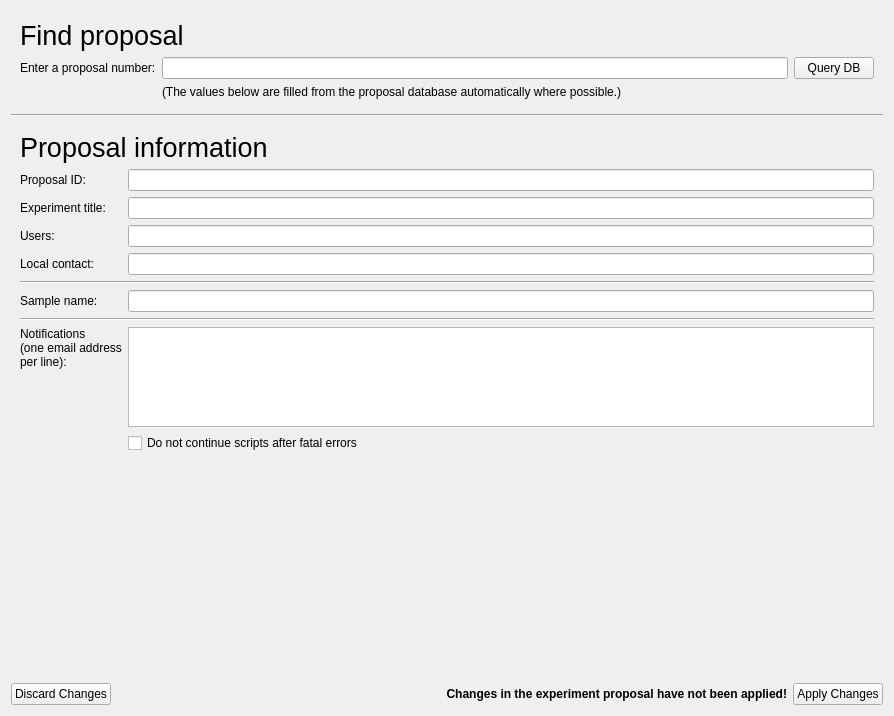
Above: nicos_ess/gui/panels/ui_files/setup_exp.ui from jfkcooper/nicos before the change. Below: the same form after it.
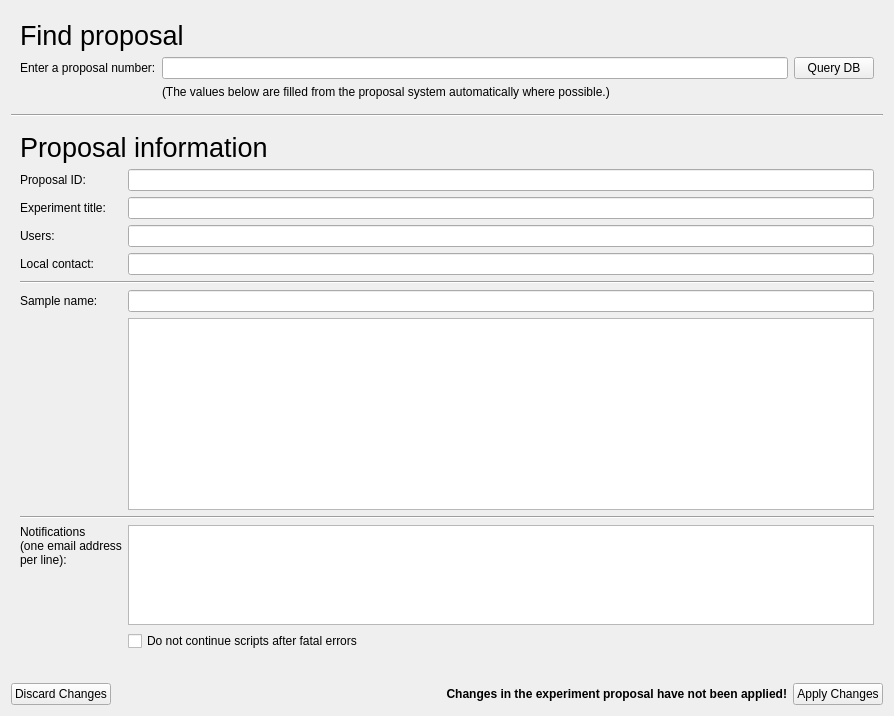
That is the form after the change.

Commit message: Putting the table in for the samples

```diff
--- a/nicos_ess/gui/panels/ui_files/setup_exp.ui
+++ b/nicos_ess/gui/panels/ui_files/setup_exp.ui
@@ -58,7 +58,7 @@
       <item row="2" column="1" colspan="2">
        <widget class="QLabel" name="propdbInfo">
         <property name="text">
-         <string>(The values below are filled from the proposal database automatically where possible.)</string>
+         <string>(The values below are filled from the proposal system automatically where possible.)</string>
         </property>
        </widget>
       </item>
@@ -77,26 +77,6 @@
      <layout class="QVBoxLayout" name="verticalLayout_2">
       <item>
        <layout class="QGridLayout" name="gridLayout">
-        <item row="3" column="1">
-         <widget class="QLineEdit" name="expTitle"/>
-        </item>
-        <item row="8" column="0" colspan="2">
-         <widget class="Line" name="line_3">
-          <property name="orientation">
-           <enum>Qt::Horizontal</enum>
-          </property>
-         </widget>
-        </item>
-        <item row="7" column="1">
-         <widget class="QLineEdit" name="sampleName"/>
-        </item>
-        <item row="10" column="1">
-         <widget class="QCheckBox" name="errorAbortBox">
-          <property name="text">
-           <string>Do not continue scripts after fatal errors</string>
-          </property>
-         </widget>
-        </item>
         <item row="7" column="0">
          <widget class="QLabel" name="sampleLabel">
           <property name="text">
@@ -104,34 +84,51 @@
           </property>
          </widget>
         </item>
-        <item row="5" column="0">
-         <widget class="QLabel" name="label_8">
+        <item row="3" column="0">
+         <widget class="QLabel" name="label_6">
           <property name="text">
-           <string>Local contact:</string>
+           <string>Experiment title:</string>
           </property>
          </widget>
         </item>
-        <item row="9" column="0">
-         <widget class="QLabel" name="label_10">
+        <item row="6" column="0" colspan="2">
+         <widget class="Line" name="sampleLine">
+          <property name="orientation">
+           <enum>Qt::Horizontal</enum>
+          </property>
+         </widget>
+        </item>
+        <item row="12" column="1">
+         <widget class="QPlainTextEdit" name="notifEmails">
           <property name="sizePolicy">
-           <sizepolicy hsizetype="Preferred" vsizetype="Minimum">
+           <sizepolicy hsizetype="Expanding" vsizetype="Minimum">
             <horstretch>0</horstretch>
             <verstretch>0</verstretch>
            </sizepolicy>
           </property>
-          <property name="text">
-           <string>Notifications&lt;br/&gt;(one email address &lt;br/&gt;per line):</string>
+          <property name="minimumSize">
+           <size>
+            <width>0</width>
+            <height>100</height>
+           </size>
           </property>
-          <property name="alignment">
-           <set>Qt::AlignLeading|Qt::AlignLeft|Qt::AlignTop</set>
-          </property>
-          <property name="wordWrap">
-           <bool>true</bool>
+          <property name="maximumSize">
+           <size>
+            <width>16777215</width>
+            <height>100</height>
+           </size>
           </property>
          </widget>
         </item>
-        <item row="5" column="1">
-         <widget class="QLineEdit" name="localContacts"/>
+        <item row="2" column="1">
+         <widget class="QLineEdit" name="proposalNum">
+          <property name="enabled">
+           <bool>true</bool>
+          </property>
+          <property name="readOnly">
+           <bool>true</bool>
+          </property>
+         </widget>
         </item>
         <item row="1" column="0" colspan="2">
          <widget class="QLabel" name="label_9">
@@ -151,52 +148,6 @@
           </property>
          </widget>
         </item>
-        <item row="6" column="0" colspan="2">
-         <widget class="Line" name="sampleLine">
-          <property name="orientation">
-           <enum>Qt::Horizontal</enum>
-          </property>
-         </widget>
-        </item>
-        <item row="3" column="0">
-         <widget class="QLabel" name="label_6">
-          <property name="text">
-           <string>Experiment title:</string>
-          </property>
-         </widget>
-        </item>
-        <item row="9" column="1">
-         <widget class="QPlainTextEdit" name="notifEmails">
-          <property name="sizePolicy">
-           <sizepolicy hsizetype="Expanding" vsizetype="Minimum">
-            <horstretch>0</horstretch>
-            <verstretch>0</verstretch>
-           </sizepolicy>
-          </property>
-          <property name="minimumSize">
-           <size>
-            <width>0</width>
-            <height>100</height>
-           </size>
-          </property>
-          <property name="maximumSize">
-           <size>
-            <width>16777215</width>
-            <height>100</height>
-           </size>
-          </property>
-         </widget>
-        </item>
-        <item row="4" column="1">
-         <widget class="QLineEdit" name="users"/>
-        </item>
-        <item row="4" column="0">
-         <widget class="QLabel" name="label_7">
-          <property name="text">
-           <string>Users:</string>
-          </property>
-         </widget>
-        </item>
         <item row="2" column="0">
          <widget class="QLabel" name="label">
           <property name="text">
@@ -204,16 +155,75 @@
           </property>
          </widget>
         </item>
-        <item row="2" column="1">
-         <widget class="QLineEdit" name="proposalNum">
-          <property name="enabled">
-           <bool>true</bool>
+        <item row="13" column="1">
+         <widget class="QCheckBox" name="errorAbortBox">
+          <property name="text">
+           <string>Do not continue scripts after fatal errors</string>
           </property>
-          <property name="readOnly">
+         </widget>
+        </item>
+        <item row="4" column="0">
+         <widget class="QLabel" name="label_7">
+          <property name="text">
+           <string>Users:</string>
+          </property>
+         </widget>
+        </item>
+        <item row="10" column="0" colspan="2">
+         <widget class="Line" name="line_3">
+          <property name="orientation">
+           <enum>Qt::Horizontal</enum>
+          </property>
+         </widget>
+        </item>
+        <item row="4" column="1">
+         <widget class="QLineEdit" name="users"/>
+        </item>
+        <item row="5" column="1">
+         <widget class="QLineEdit" name="localContacts"/>
+        </item>
+        <item row="5" column="0">
+         <widget class="QLabel" name="label_8">
+          <property name="text">
+           <string>Local contact:</string>
+          </property>
+         </widget>
+        </item>
+        <item row="7" column="1">
+         <widget class="QLineEdit" name="sampleName"/>
+        </item>
+        <item row="3" column="1">
+         <widget class="QLineEdit" name="expTitle"/>
+        </item>
+        <item row="12" column="0">
+         <widget class="QLabel" name="label_10">
+          <property name="sizePolicy">
+           <sizepolicy hsizetype="Preferred" vsizetype="Minimum">
+            <horstretch>0</horstretch>
+            <verstretch>0</verstretch>
+           </sizepolicy>
+          </property>
+          <property name="text">
+           <string>Notifications&lt;br/&gt;(one email address &lt;br/&gt;per line):</string>
+          </property>
+          <property name="alignment">
+           <set>Qt::AlignLeading|Qt::AlignLeft|Qt::AlignTop</set>
+          </property>
+          <property name="wordWrap">
            <bool>true</bool>
           </property>
          </widget>
         </item>
+        <item row="8" column="1">
+         <widget class="QTableView" name="sampleTable">
+          <property name="sizePolicy">
+           <sizepolicy hsizetype="Expanding" vsizetype="Expanding">
+            <horstretch>0</horstretch>
+            <verstretch>0</verstretch>
+           </sizepolicy>
+          </property>
+         </widget>
+        </item>
        </layout>
       </item>
       <item>
```
The commit also changes 2 other files.
